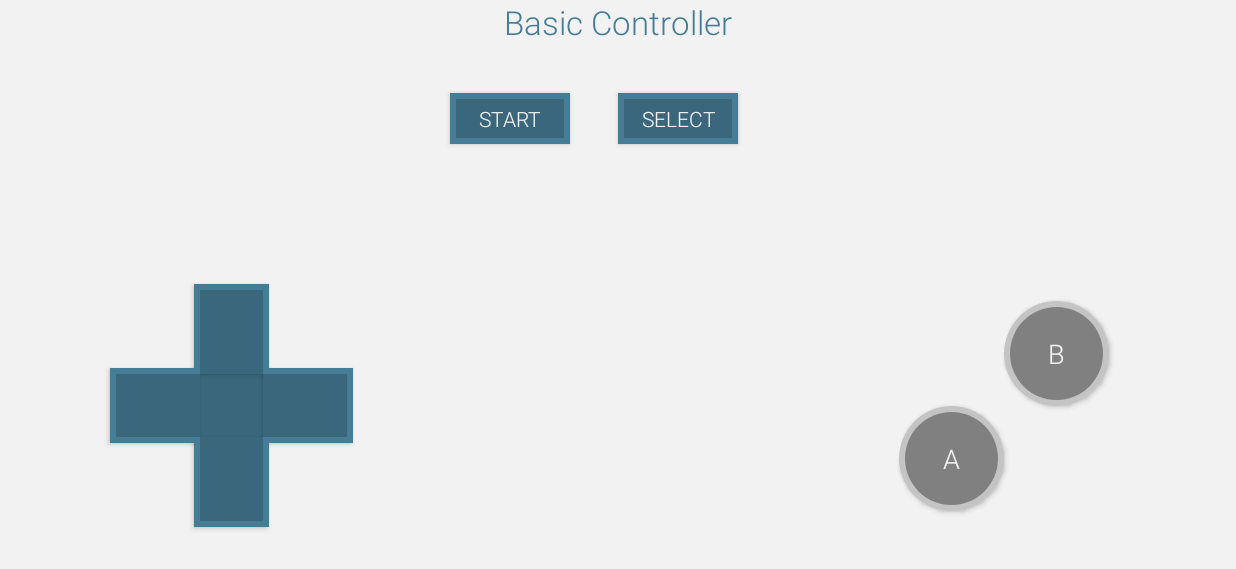
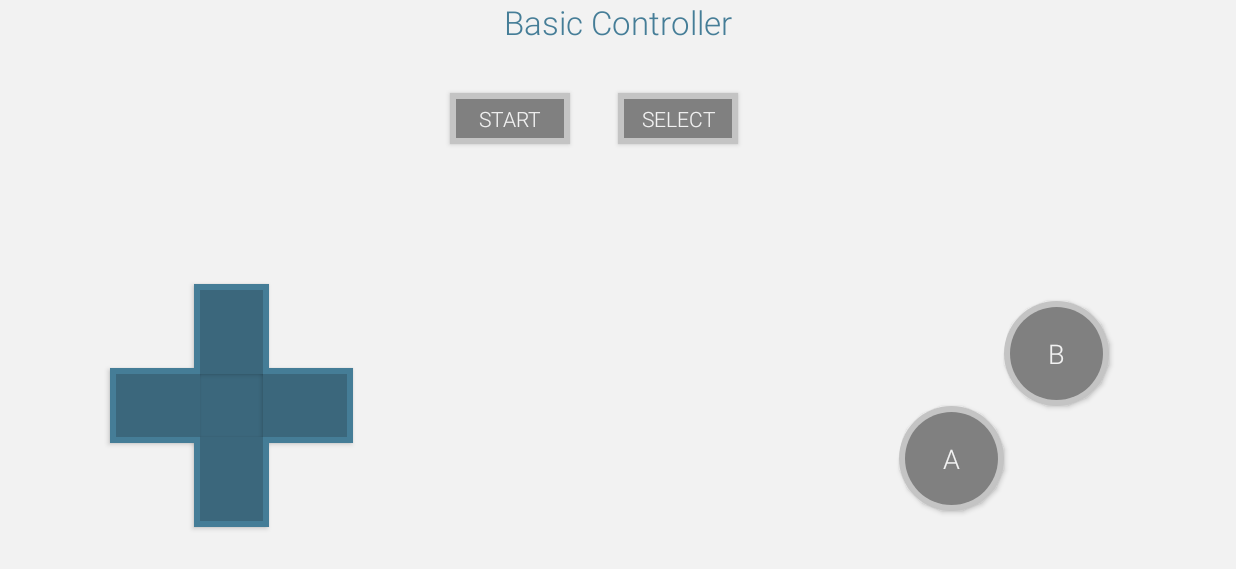
Before and after one commit to tvbarthel/Adaptilo, an Android app: the screen it shows after launch (MainActivity), on a phone screen of 824 x 412 dp (held sideways). Shown: the top 569 px of the screen. Run offline under Robolectric (Android 15) with nearby library versions, the phone set to English and light mode, and no system bars.

Commit message:
Add two colors for rect buttons

```diff
--- a/Android/app/src/main/res/drawable/btn_rect_normal.xml
+++ b/Android/app/src/main/res/drawable/btn_rect_normal.xml
@@ -3,7 +3,7 @@
 <layer-list xmlns:android="http://schemas.android.com/apk/res/android">
     <item>
         <shape android:shape="rectangle">
-            <solid android:color="@color/btn_secondary" />
+            <solid android:color="@color/btn_rect_secondary" />
             <size
                 android:width="50dp"
                 android:height="50dp" />
@@ -16,7 +16,7 @@
         android:right="@dimen/btn_padding_normal"
         android:top="@dimen/btn_padding_normal">
         <shape android:shape="rectangle">
-            <solid android:color="@color/btn_primary" />
+            <solid android:color="@color/btn_rect_primary" />
             <size
                 android:width="50dp"
                 android:height="50dp" />
--- a/Android/app/src/main/res/drawable/btn_rect_pressed.xml
+++ b/Android/app/src/main/res/drawable/btn_rect_pressed.xml
@@ -3,7 +3,7 @@
 <layer-list xmlns:android="http://schemas.android.com/apk/res/android">
     <item>
         <shape android:shape="rectangle">
-            <solid android:color="@color/btn_secondary" />
+            <solid android:color="@color/btn_rect_secondary" />
             <size
                 android:width="50dp"
                 android:height="50dp" />
@@ -16,7 +16,7 @@
         android:right="@dimen/btn_padding_pressed"
         android:top="@dimen/btn_padding_pressed">
         <shape android:shape="rectangle">
-            <solid android:color="@color/btn_primary" />
+            <solid android:color="@color/btn_rect_primary" />
             <size
                 android:width="50dp"
                 android:height="50dp" />
--- a/Android/app/src/main/res/values/colors.xml
+++ b/Android/app/src/main/res/values/colors.xml
@@ -9,4 +9,6 @@
     <color name="btn_secondary">#FF457D97</color>
     <color name="btn_circle_primary">#ff808080</color>
     <color name="btn_circle_secondary">#ffc4c4c4</color>
+    <color name="btn_rect_primary">#ff808080</color>
+    <color name="btn_rect_secondary">#ffc4c4c4</color>
 </resources>
```
